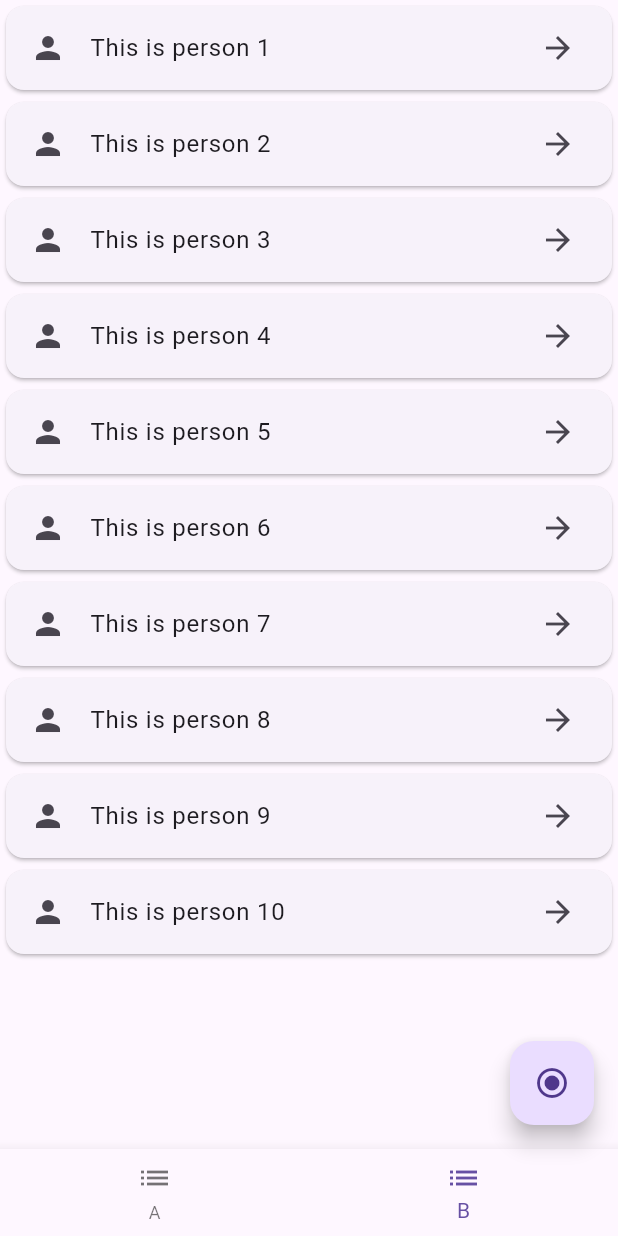
After one commit to lalan-desai-28/Flutter-Trainee-2025, a Flutter app: the DialogTabbarNavigationbarCsutomWidgetTaskScreen screen opened directly, item 2 of the bottom bar chosen, after a tap on the "radio button checked" icon, on a phone screen of 412 x 824 dp. The commit adds this screen. Run offline on Flutter 3.47's test engine with Material 3 defaults, Android fonts, the phone set to English and light mode, and no system bars; our stand-ins replace file_picker; network calls fail.

Commit message:
all tasks of dialog, tabbar, navigationbar and custom_widget

```diff
--- /dev/null
+++ b/lib/screens/dialog_tabbar_navigationbar_csutom_widget_task_screen.dart
@@ -0,0 +1,178 @@
+import 'package:flutter/material.dart';
+import 'package:flutter_trainee_2025/widgets/profile_card_widget.dart';
+
+class DialogTabbarNavigationbarCsutomWidgetTaskScreen extends StatefulWidget {
+  const DialogTabbarNavigationbarCsutomWidgetTaskScreen({super.key});
+
+  @override
+  State<DialogTabbarNavigationbarCsutomWidgetTaskScreen> createState() =>
+      _DialogTabbarNavigationbarCsutomWidgetTaskScreenState();
+}
+
+class _DialogTabbarNavigationbarCsutomWidgetTaskScreenState
+    extends State<DialogTabbarNavigationbarCsutomWidgetTaskScreen>
+    with TickerProviderStateMixin {
+  int currentIndex = 0;
+
+  @override
+  Widget build(BuildContext context) {
+    return Scaffold(
+      floatingActionButton: FloatingActionButton(
+        onPressed: () {
+          const snackBar = SnackBar(
+            duration: Durations.short1,
+            content: Text('You pressed on the snackbar button!'),
+          );
+          ScaffoldMessenger.of(context).showSnackBar(snackBar);
+        },
+        child: Icon(Icons.radio_button_checked),
+      ),
+      bottomNavigationBar: BottomNavigationBar(
+        currentIndex: currentIndex,
+        onTap: (value) {
+          setState(() {
+            currentIndex = value;
+          });
+          print("$currentIndex is");
+        },
+        items: [
+          BottomNavigationBarItem(icon: Icon(Icons.list), label: "A"),
+          BottomNavigationBarItem(icon: Icon(Icons.list), label: "B"),
+        ],
+      ),
+      body: SafeArea(
+        child: switch (currentIndex) {
+          0 => AScreen(),
+          1 => BScrren(context),
+          _ => Placeholder(),
+        },
+      ),
+    );
+  }
+}
+
+class AScreen extends StatefulWidget {
+  const AScreen({super.key});
+
+  @override
+  State<AScreen> createState() => _AScreenState();
+}
+
+class _AScreenState extends State<AScreen> with TickerProviderStateMixin {
+  TabController? _tabController;
+
+  @override
+  void initState() {
+    super.initState();
+    _tabController = TabController(length: 2, vsync: this);
+  }
+
+  final maleProfileCards = [
+    ProfileCard(
+      name: "John Dave",
+      isMale: true,
+      username: "johndave",
+      bio: "I love to travel a lot.",
+      moreDescription: "I've travelled a lot of places.",
+      imageURL:
+          "https://t4.ftcdn.net/jpg/06/08/55/73/360_F_608557356_ELcD2pwQO9pduTRL30umabzgJoQn5fnd.jpg",
+    ),
+
+    ProfileCard(
+      name: "Alex Costa",
+      isMale: true,
+      username: "alexcosta",
+      bio: "I am a youtuber.",
+      moreDescription: "I've a lot of subscribers in my youtube channel.",
+      imageURL:
+          "https://pbs.twimg.com/profile_images/1776266802684706816/c4tndfbA_400x400.jpg",
+    ),
+  ];
+
+  final femaleProfileCards = [
+    ProfileCard(
+      name: "Allen Cara",
+      isMale: false,
+      username: "allencara",
+      bio: "i love to cook and dance.",
+      moreDescription: "I am a first price winner in America's got talent.",
+      imageURL:
+          "https://thumbs.dreamstime.com/b/profile-picture-young-indian-woman-renter-headshot-portrait-confident-tenant-pose-modern-own-new-apartment-house-226719004.jpg",
+    ),
+
+    ProfileCard(
+      name: "Hanna Lancasters",
+      isMale: false,
+      username: "itshannh",
+      bio: "I like to write.",
+      moreDescription:
+          "Sometimes I think a lot and couldn't able to write anything.",
+      imageURL:
+          "https://media.istockphoto.com/id/1320811419/photo/head-shot-portrait-of-confident-successful-smiling-indian-businesswoman.jpg?s=612x612&w=0&k=20&c=bCUTB8vd8MnzZFIq-x645-SmLNk2sQzOvOvWCPGDfZ4=",
+    ),
+  ];
+
+  Widget showProfileCards(List<ProfileCard> profileCards) {
+    return ListView.builder(
+      itemCount: profileCards.length,
+      itemBuilder: (context, index) {
+        return profileCards[index];
+      },
+    );
+  }
+
+  @override
+  Widget build(BuildContext context) {
+    return Column(
+      children: [
+        TabBar.secondary(
+          controller: _tabController,
+          tabs: [Tab(icon: Icon(Icons.male)), Tab(icon: Icon(Icons.female))],
+        ),
+        Expanded(
+          child: TabBarView(
+            controller: _tabController,
+            children: [
+              showProfileCards(maleProfileCards),
+              showProfileCards(femaleProfileCards),
+            ],
+          ),
+        ),
+      ],
+    );
+  }
+}
+
+class BScrren extends StatelessWidget {
+  final BuildContext context;
+  const BScrren(this.context, {super.key});
+
+  void showBottomSheet(int itemIndex) {
+    showModalBottomSheet(
+      context: context,
+      builder: (context) {
+        return SizedBox(
+          height: 200,
+          child: Center(child: Text("This is the item number $itemIndex.")),
+        );
+      },
+    );
+  }
+
+  @override
+  Widget build(BuildContext context) {
+    return ListView.builder(
+      itemCount: 10,
+      itemBuilder: (context, index) {
+        return Card(
+          child: ListTile(
+            onTap: () => showBottomSheet(index),
+            leading: Icon(Icons.person),
+            title: Text("This is person ${index + 1}"),
+            trailing: Icon(Icons.arrow_forward),
+          ),
+        );
+      },
+    );
+  }
+}
--- /dev/null
+++ b/lib/widgets/profile_card_widget.dart
@@ -0,0 +1,119 @@
+import 'dart:math' as math;
+
+import 'package:flutter/material.dart';
+
+class ProfileCard extends StatefulWidget {
+  const ProfileCard({
+    super.key,
+    required this.name,
+    required this.username,
+    required this.isMale,
+    required this.bio,
+    required this.moreDescription,
+    required this.imageURL,
+  });
+
+  final String name;
+  final String username;
+  final bool isMale;
+
+  final String bio;
+  final String moreDescription;
+  final String imageURL;
+
+  @override
+  State<ProfileCard> createState() => _ProfileCardState();
+}
+
+class _ProfileCardState extends State<ProfileCard>
+    with SingleTickerProviderStateMixin {
+  late final AnimationController _controller = AnimationController(
+    vsync: this,
+    duration: Duration(milliseconds: 125),
+  );
+
+  @override
+  Widget build(BuildContext context) {
+    void showAdditionalDetails() {
+      showDialog(
+        context: context,
+        builder:
+            (context) => AlertDialog(
+              title: Text(widget.name),
+              content: Text(widget.moreDescription),
+            ),
+      );
+    }
+
+    return GestureDetector(
+      onTap: () => showAdditionalDetails(),
+      onHorizontalDragStart: (_) {
+        _controller.forward().then((_) {
+          _controller.reset();
+        });
+      },
+      child: Padding(
+        padding: const EdgeInsets.only(left: 6, right: 6),
+        child: SizedBox(
+          child: Card(
+            color:
+                widget.isMale
+                    ? const Color.fromARGB(255, 250, 222, 222)
+                    : const Color.fromARGB(255, 255, 186, 240),
+            clipBehavior: Clip.hardEdge,
+            child: Padding(
+              padding: const EdgeInsets.all(10.0),
+              child: Row(
+                crossAxisAlignment: CrossAxisAlignment.start,
+                children: [
+                  AnimatedBuilder(
+                    animation: _controller,
+                    builder: (_, child) {
+                      return Transform.rotate(
+                        angle: _controller.value * 2 * math.pi,
+                        child: child,
+                      );
+                    },
+                    child: CircleAvatar(
+                      radius: 40,
+                      backgroundImage: NetworkImage(widget.imageURL),
+                    ),
+                  ),
+                  Padding(
+                    padding: const EdgeInsets.only(left: 10),
+                    child: Column(
+                      mainAxisAlignment: MainAxisAlignment.start,
+                      crossAxisAlignment: CrossAxisAlignment.start,
+                      children: [
+                        Text(widget.name, style: TextStyle(fontSize: 25)),
+                        Text(
+                          "@${widget.username}",
+                          style: TextStyle(
+                            fontSize: 17,
+                            fontStyle: FontStyle.italic,
+                          ),
+                        ),
+                        Padding(
+                          padding: const EdgeInsets.only(top: 10),
+                          child: Text(
+                            widget.bio,
+                            textAlign: TextAlign.center,
+                            style: TextStyle(fontSize: 20),
+                          ),
+                        ),
+
+                        Row(children: [
+
+                        ],),
+                      ],
+                    ),
+                  ),
+                ],
+              ),
+            ),
+          ),
+        ),
+      ),
+    );
+  }
+}
```
Also changed, not shown: lib/screens/main_screen.dart (+6 -21 lines), lib/widgets/task_button_widget.dart (added, +22 -0 lines).
